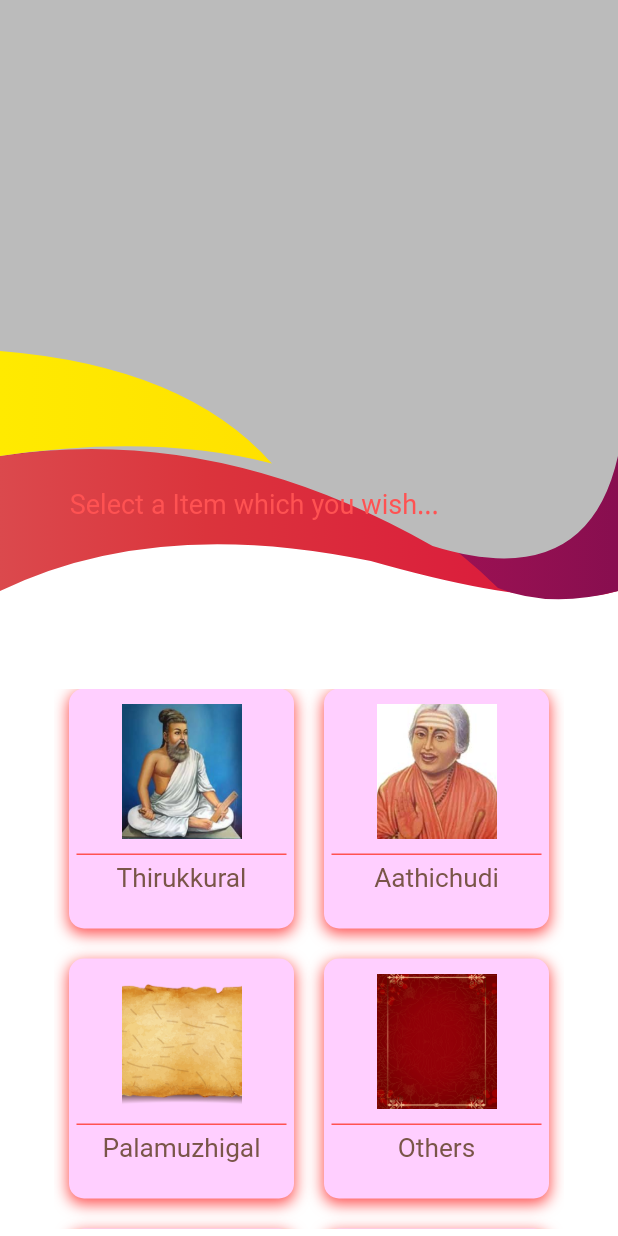
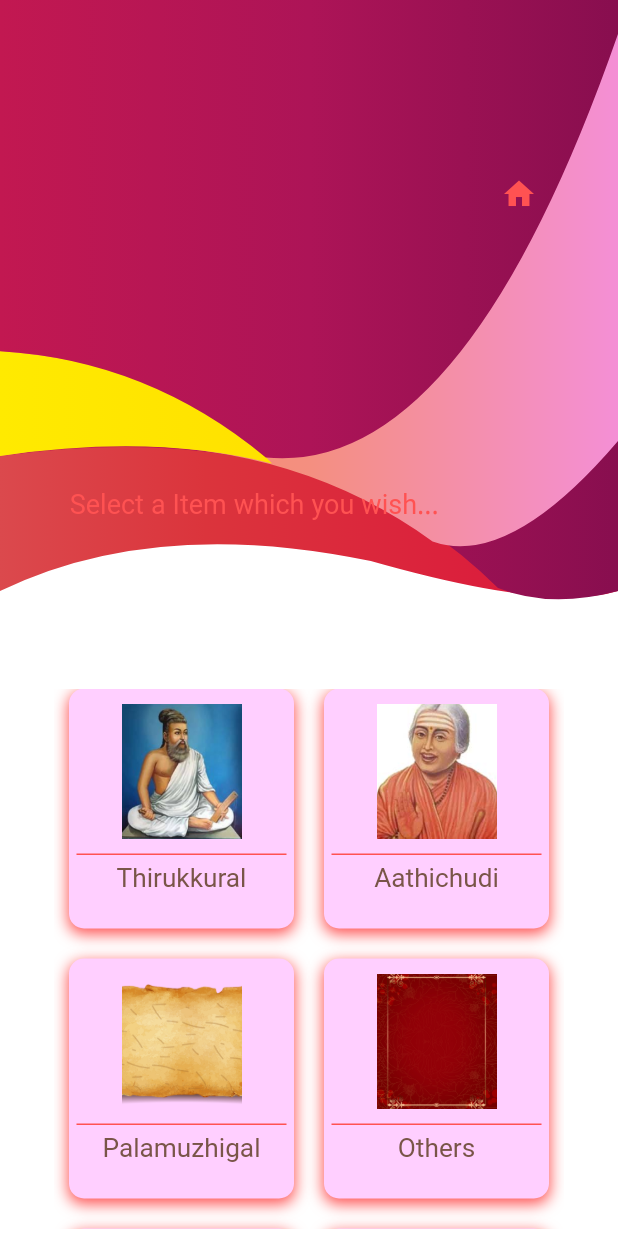
Before and after one commit to rustiever/towards_life, a Flutter app: the screen it shows after launch, on a phone screen of 412 x 824 dp. Run offline on Flutter 3.47's test engine with Material 2 defaults, Android fonts, the light colour scheme and no system bars; our stand-ins replace cloud_firestore, firebase_core, get, get_storage; accounts and stored records are empty.

Commit message:
Home Page Completed

```diff
--- a/lib/views/homeView.dart
+++ b/lib/views/homeView.dart
@@ -66,8 +66,9 @@ class HomeView extends StatelessWidget {
                     width: double.infinity,
                     decoration: const BoxDecoration(
                         gradient: LinearGradient(colors: [
-                      Color(0xffbbbbbb),
-                      Color(0xffbbbbbb),
+                      Color(0xfff48f60),
+                      Color(0xfff48f80),
+                      Color(0xfff48fd5),
                     ])),
                   ),
                 ),
@@ -79,6 +80,18 @@ class HomeView extends StatelessWidget {
                         gradient: LinearGradient(colors: [
                       Color(0xffffea00),
                       Color(0xffffd600),
+                    ])),
+                  ),
+                ),
+                ClipPath(
+                  clipper: WaveClipperFive(),
+                  child: Container(
+                    width: double.infinity,
+                    decoration: const BoxDecoration(
+                        gradient: LinearGradient(colors: [
+                      Color(0xffc21851),
+                      Color(0xffad1457),
+                      Color(0xff880e4f),
                     ])),
                   ),
                 ),
@@ -94,6 +107,18 @@ class HomeView extends StatelessWidget {
                       color: Colors.redAccent,
                       fontSize: 18,
                     ),
+                  ),
+                ),
+                const Padding(
+                  padding: EdgeInsets.only(
+                    bottom: 200,
+                    top: 5,
+                    left: 285,
+                    right: 5,
+                  ),
+                  child: Icon(
+                    Icons.home,
+                    color: Colors.redAccent,
                   ),
                 ),
               ],
--- a/lib/widgets/homeWidget.dart
+++ b/lib/widgets/homeWidget.dart
@@ -1,85 +1,4 @@
 import 'package:flutter/material.dart';
-
-class WaveClipper1 extends CustomClipper<Path> {
-  @override
-  Path getClip(Size size) {
-    final path = Path();
-    path.lineTo(0.0, size.height - 50);
-
-    final firstEndPoint = Offset(size.width * 0.6, size.height - 29 - 50);
-    final firstControlPoint = Offset(size.width * .25, size.height - 60 - 50);
-    path.quadraticBezierTo(firstControlPoint.dx, firstControlPoint.dy,
-        firstEndPoint.dx, firstEndPoint.dy);
-
-    final secondEndPoint = Offset(size.width, size.height - 60);
-    final secondControlPoint = Offset(size.width * 0.84, size.height - 50);
-    path.quadraticBezierTo(secondControlPoint.dx, secondControlPoint.dy,
-        secondEndPoint.dx, secondEndPoint.dy);
-    path.lineTo(size.width, size.height);
-    path.lineTo(size.width, 0);
-    path.close();
-    return path;
-  }
-
-  @override
-  bool shouldReclip(CustomClipper<Path> oldClipper) {
-    return false;
-  }
-}
-
-class WaveClipper3 extends CustomClipper<Path> {
-  @override
-  Path getClip(Size size) {
-    final path = Path();
-    path.lineTo(0.0, size.height - 50);
-
-    final firstEndPoint = Offset(size.width * 0.6, size.height - 15 - 50);
-    final firstControlPoint = Offset(size.width * .25, size.height - 60 - 50);
-    path.quadraticBezierTo(firstControlPoint.dx, firstControlPoint.dy,
-        firstEndPoint.dx, firstEndPoint.dy);
-
-    final secondEndPoint = Offset(size.width, size.height - 40);
-    final secondControlPoint = Offset(size.width * 0.84, size.height - 30);
-    path.quadraticBezierTo(secondControlPoint.dx, secondControlPoint.dy,
-        secondEndPoint.dx, secondEndPoint.dy);
-    path.lineTo(size.width, size.height);
-    path.lineTo(size.width, 0);
-    path.close();
-    return path;
-  }
-
-  @override
-  bool shouldReclip(CustomClipper<Path> oldClipper) {
-    return false;
-  }
-}
-
-class WaveClipper2 extends CustomClipper<Path> {
-  @override
-  Path getClip(Size size) {
-    final path = Path();
-    path.lineTo(0.0, size.height - 50);
-
-    final firstEndPoint = Offset(size.width * .7, size.height - 40);
-    final firstControlPoint = Offset(size.width * .25, size.height);
-    path.quadraticBezierTo(firstControlPoint.dx, firstControlPoint.dy,
-        firstEndPoint.dx, firstEndPoint.dy);
-
-    final secondEndPoint = Offset(size.width, size.height - 45);
-    final secondControlPoint = Offset(size.width * 0.84, size.height - 50);
-    path.quadraticBezierTo(secondControlPoint.dx, secondControlPoint.dy,
-        secondEndPoint.dx, secondEndPoint.dy);
-    path.lineTo(size.width, size.height);
-    path.lineTo(size.width, 0);
-    path.close();
-    return path;
-  }
-
-  @override
-  bool shouldReclip(CustomClipper<Path> oldClipper) {
-    return false;
-  }
-}
 
 class WaveClipperOne extends CustomClipper<Path> {
   @override
@@ -138,6 +57,36 @@ class WaveClipperTwo extends CustomClipper<Path> {
   }
 }
 
+class WaveClipperFour extends CustomClipper<Path> {
+  @override
+  Path getClip(Size size) {
+    final path = Path();
+
+    // Since the wave goes vertically lower than bottom left at some point,
+    path.lineTo(0, size.height - 150);
+
+    final firstEndPoint = Offset(size.width * 3.5 / 5, size.height - 93);
+    final firstControlPoint = Offset(size.width * 0.415, size.height - 178);
+    path.quadraticBezierTo(firstControlPoint.dx, firstControlPoint.dy,
+        firstEndPoint.dx, firstEndPoint.dy);
+
+    final secondEndPoint = Offset(size.width, size.height - 160);
+    final secondControlPoint = Offset(size.width * 4.12 / 5, size.height - 75);
+    path.quadraticBezierTo(secondControlPoint.dx, secondControlPoint.dy,
+        secondEndPoint.dx, secondEndPoint.dy);
+
+    path.lineTo(size.width, size.height);
+    path.lineTo(size.width, 0);
+    path.close();
+    return path;
+  }
+
+  @override
+  bool shouldReclip(CustomClipper<Path> oldClipper) {
+    return false;
+  }
+}
+
 class WaveClipperThree extends CustomClipper<Path> {
   @override
   Path getClip(Size size) {
@@ -165,25 +114,21 @@ class WaveClipperThree extends CustomClipper<Path> {
     return false;
   }
 }
-
-class WaveClipperFour extends CustomClipper<Path> {
+class WaveClipperFive extends CustomClipper<Path> {
   @override
   Path getClip(Size size) {
     final path = Path();
+    path.lineTo(0.0, size.height - 219.8);
 
-    // Since the wave goes vertically lower than bottom left at some point,
-    path.lineTo(0, size.height - 150);
-
-    final firstEndPoint = Offset(size.width * 3.5 / 5, size.height - 90);
-    final firstControlPoint = Offset(size.width * 0.35, size.height - 172);
+    final firstEndPoint = Offset(size.width * 2.15/5, size.height - 149);
+    final firstControlPoint = Offset(size.width * .24, size.height - 214);
     path.quadraticBezierTo(firstControlPoint.dx, firstControlPoint.dy,
         firstEndPoint.dx, firstEndPoint.dy);
 
-    final secondEndPoint = Offset(size.width, size.height - 150);
-    final secondControlPoint = Offset(size.width * 4.75 / 5, size.height - 58);
+    final secondEndPoint = Offset(size.width, size.height*.05);
+    final secondControlPoint = Offset(size.width * 0.75, size.height - 136);
     path.quadraticBezierTo(secondControlPoint.dx, secondControlPoint.dy,
         secondEndPoint.dx, secondEndPoint.dy);
-
     path.lineTo(size.width, size.height);
     path.lineTo(size.width, 0);
     path.close();
```
